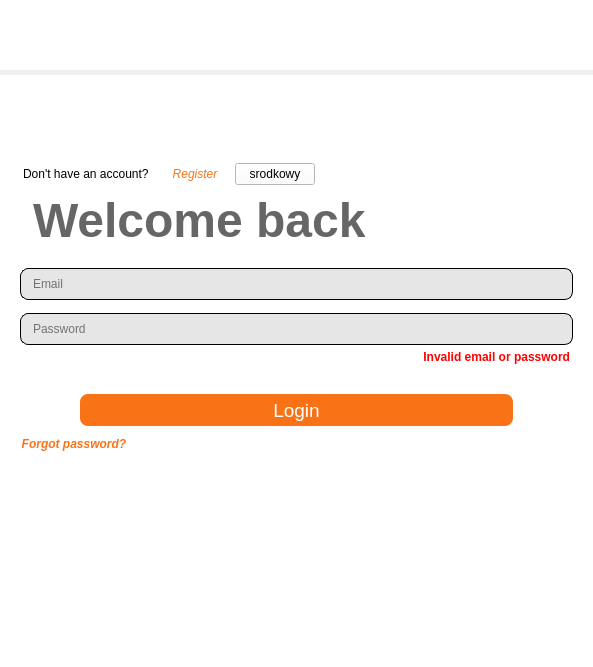
This is mainwindow.ui in Ph4sm4/FinelogApp as Qt 5 draws it before an edit. The edited form follows.
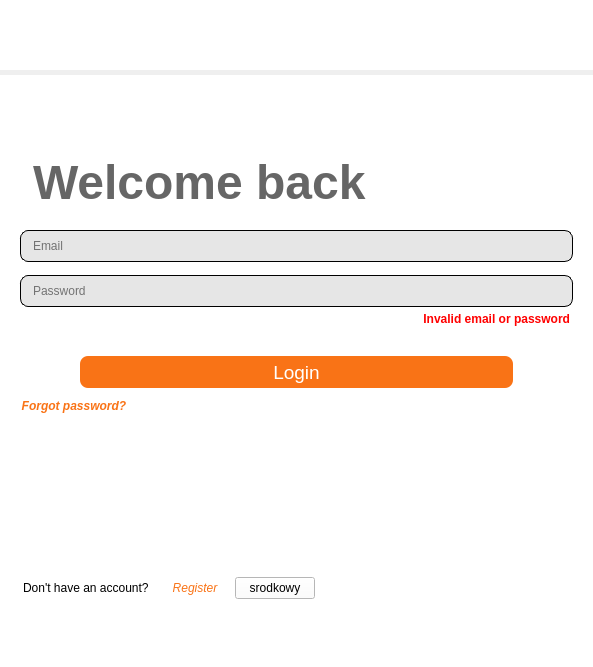
This is the edited form. Icons and pictures are not drawn.

Diff of the .ui file:
```diff
--- a/mainwindow.ui
+++ b/mainwindow.ui
@@ -147,79 +147,6 @@
             </property>
            </spacer>
           </item>
-          <item>
-           <layout class="QHBoxLayout" name="horizontalLayout_2">
-            <item>
-             <widget class="QLabel" name="label">
-              <property name="font">
-               <font>
-                <italic>false</italic>
-               </font>
-              </property>
-              <property name="styleSheet">
-               <string notr="true">QLabel {
-margin-left: 20px;
-color: black;
-background: transparent;
-}</string>
-              </property>
-              <property name="text">
-               <string>Don't have an account? </string>
-              </property>
-             </widget>
-            </item>
-            <item>
-             <widget class="QPushButton" name="registerGoTo">
-              <property name="font">
-               <font>
-                <italic>true</italic>
-               </font>
-              </property>
-              <property name="styleSheet">
-               <string notr="true">QPushButton {
-height: 30px;
-color: rgb(249, 115, 22);
-}
-
-QPushButton:pressed,
-QPushButton:focus {
-outline: none;
-background: white;
-}</string>
-              </property>
-              <property name="text">
-               <string>Register</string>
-              </property>
-              <property name="flat">
-               <bool>true</bool>
-              </property>
-             </widget>
-            </item>
-            <item>
-             <widget class="QPushButton" name="pushButton_3">
-              <property name="text">
-               <string>srodkowy</string>
-              </property>
-             </widget>
-            </item>
-            <item>
-             <spacer name="horizontalSpacer">
-              <property name="orientation">
-               <enum>Qt::Horizontal</enum>
-              </property>
-              <property name="sizeType">
-               <enum>QSizePolicy::Expanding</enum>
-              </property>
-              <property name="sizeHint" stdset="0">
-               <size>
-                <width>60</width>
-                <height>20</height>
-               </size>
-              </property>
-             </spacer>
-            </item>
-           </layout>
-          </item>
           <item>
            <widget class="QLabel" name="welcomeLabel">
             <property name="font">
@@ -486,6 +413,79 @@
             </property>
            </spacer>
           </item>
+          <item>
+           <layout class="QHBoxLayout" name="horizontalLayout_2">
+            <item>
+             <widget class="QLabel" name="label">
+              <property name="font">
+               <font>
+                <italic>false</italic>
+               </font>
+              </property>
+              <property name="styleSheet">
+               <string notr="true">QLabel {
+margin-left: 20px;
+color: black;
+background: transparent;
+}</string>
+              </property>
+              <property name="text">
+               <string>Don't have an account? </string>
+              </property>
+             </widget>
+            </item>
+            <item>
+             <widget class="QPushButton" name="registerGoTo">
+              <property name="font">
+               <font>
+                <italic>true</italic>
+               </font>
+              </property>
+              <property name="styleSheet">
+               <string notr="true">QPushButton {
+height: 30px;
+color: rgb(249, 115, 22);
+}
+
+QPushButton:pressed,
+QPushButton:focus {
+outline: none;
+background: white;
+}</string>
+              </property>
+              <property name="text">
+               <string>Register</string>
+              </property>
+              <property name="flat">
+               <bool>true</bool>
+              </property>
+             </widget>
+            </item>
+            <item>
+             <widget class="QPushButton" name="pushButton_3">
+              <property name="text">
+               <string>srodkowy</string>
+              </property>
+             </widget>
+            </item>
+            <item>
+             <spacer name="horizontalSpacer">
+              <property name="orientation">
+               <enum>Qt::Horizontal</enum>
+              </property>
+              <property name="sizeType">
+               <enum>QSizePolicy::Expanding</enum>
+              </property>
+              <property name="sizeHint" stdset="0">
+               <size>
+                <width>60</width>
+                <height>20</height>
+               </size>
+              </property>
+             </spacer>
+            </item>
+           </layout>
+          </item>
           <item>
            <spacer name="verticalSpacer_2">
             <property name="orientation">
```
